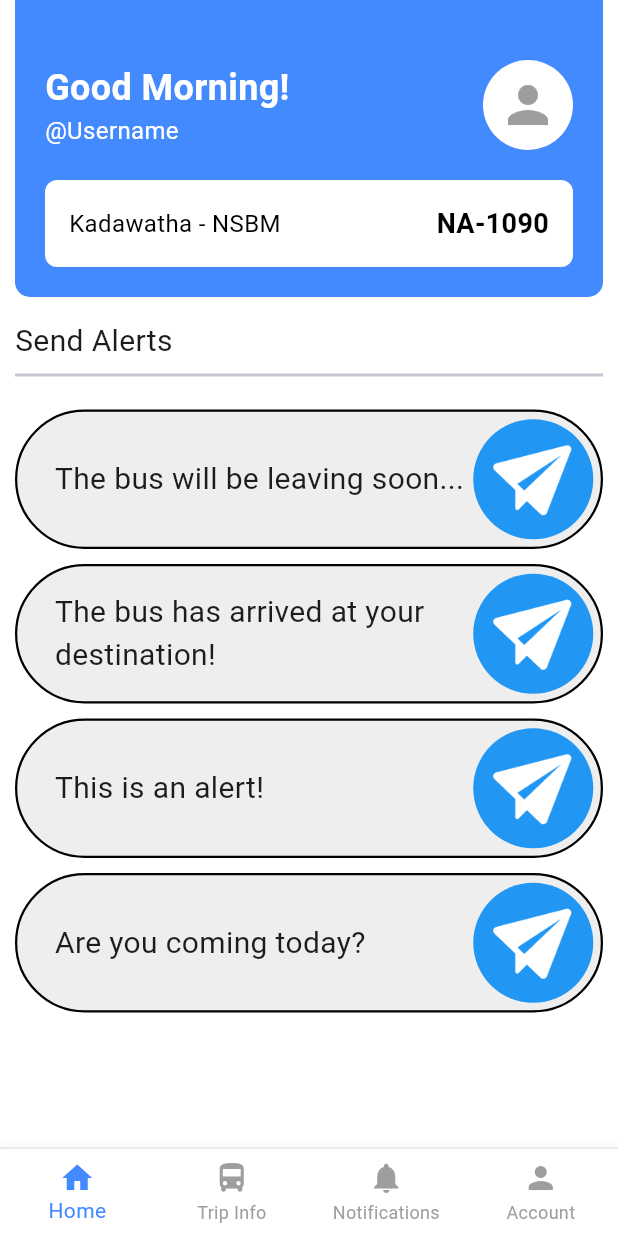
After one commit to ArvinFox/ShuttleMaster-Bus-Ticket-Booking-App, a Flutter app: the DriverMainLayoutScreen screen opened directly, on a phone screen of 412 x 824 dp. The commit adds this screen. Run offline on Flutter 3.47's test engine with Material 3 defaults, Android fonts, the phone set to English and light mode, and no system bars; our stand-ins replace cloud_firestore, firebase_core; missing offline and left inert: mailer, twilio_flutter; accounts and stored records are empty.

Commit message:
Created the driver's home screen UI design

```diff
--- /dev/null
+++ b/lib/components/custom_header.dart
@@ -0,0 +1,112 @@
+import 'package:flutter/material.dart';
+
+class CustomHeader extends StatelessWidget {
+  final String role;
+
+  const CustomHeader({super.key, required this.role});
+
+  @override
+  Widget build(BuildContext context) {
+    return Column(
+      children: [
+        Container(
+          padding: EdgeInsets.only(
+            top: 40,
+            left: 20,
+            right: 20,
+            bottom: 20,
+          ),
+          decoration: BoxDecoration(
+            color: Colors.blueAccent,
+            borderRadius: BorderRadius.only(
+              bottomLeft: Radius.circular(10),
+              bottomRight: Radius.circular(10),
+            ),
+          ),
+          child: Column(
+            crossAxisAlignment: CrossAxisAlignment.start,
+            children: [
+              Row(
+                mainAxisAlignment: MainAxisAlignment.spaceBetween,
+                children: [
+                  Column(
+                    crossAxisAlignment: CrossAxisAlignment.start,
+                    children: [
+                      Text(
+                        _getGreetingMessage(),
+                        style: TextStyle(
+                          color: Colors.white,
+                          fontSize: 24,
+                          fontWeight: FontWeight.bold,
+                        ),
+                      ),
+                      Text(
+                        "@Username",
+                        style: TextStyle(
+                          fontSize: 16,
+                          color: Colors.white,
+                        ),
+                      ),
+                    ],
+                  ),
+                  CircleAvatar(
+                    radius: 30,
+                    backgroundColor: Colors.white,
+                    child: Icon(
+                      Icons.person,
+                      color: Colors.grey,
+                      size: 40,
+                    ),
+                  ),
+                ],
+              ),
+              SizedBox(height: 20),
+              _buildInfoBox(),
+            ],
+          ),
+        ),
+      ],
+    );
+  }
+
+  Container _buildInfoBox() {
+    return Container(
+      padding: EdgeInsets.all(16),
+      decoration: BoxDecoration(
+        color: Colors.white,
+        borderRadius: BorderRadius.circular(8),
+      ),
+      child: Row(
+        mainAxisAlignment: MainAxisAlignment.spaceBetween,
+        children: [
+          Text(
+            role == 'driver' ? 'Kadawatha - NSBM' : 'Current Account Balance:',
+            style: TextStyle(
+              color: Colors.black,
+              fontSize: 16,
+            ),
+          ),
+          Text(
+            role == 'driver' ? 'NA-1090' : '500.00',
+            style: TextStyle(
+              color: Colors.black,
+              fontSize: 18,
+              fontWeight: FontWeight.bold,
+            ),
+          ),
+        ],
+      ),
+    );
+  }
+
+  String _getGreetingMessage() {
+    final hour = DateTime.now().hour;
+    if (hour >= 0 && hour < 12) {
+      return "Good Morning!";
+    } else if (hour >= 12 && hour < 16) {
+      return "Good Afternoon!";
+    } else {
+      return "Good Evening!";
+    }
+  }
+}
--- /dev/null
+++ b/lib/screens/driver/driver_home_screen.dart
@@ -0,0 +1,79 @@
+import 'package:flutter/material.dart';
+import 'package:shuttlemaster/components/custom_header.dart';
+
+class DriverHomeScreen extends StatelessWidget {
+  const DriverHomeScreen({super.key});
+
+  @override
+  Widget build(BuildContext context) {
+    return Scaffold(
+      backgroundColor: Colors.white,
+      body: SingleChildScrollView(
+        padding: EdgeInsets.only(
+          left: 10,
+          right: 10,
+          bottom: 35,
+        ),
+        child: Column(
+          crossAxisAlignment: CrossAxisAlignment.start,
+          children: [
+            CustomHeader(role: 'driver'),
+            SizedBox(height: 15,),
+
+            Text('Send Alerts', style: TextStyle(fontSize: 20),),
+            Divider(thickness: 2,),
+            SizedBox(height: 5,),
+
+            _buildAlertItem("The bus will be leaving soon..."),
+            _buildAlertItem("The bus has arrived at your destination!"),
+            _buildAlertItem("This is an alert!"),
+            _buildAlertItem("Are you coming today?"),
+
+          ],
+        )
+      )
+    );
+  }
+
+  Container _buildAlertItem(String alert) {
+    return Container(
+      // padding: EdgeInsets.symmetric(vertical: 20, horizontal: 20),
+      margin:EdgeInsets.only(top: 10),
+      padding: EdgeInsets.only(left: 25),
+      decoration: BoxDecoration(
+        color: Colors.grey[200],
+        border: Border.all(color: Colors.black, width: 1.5),
+        borderRadius: BorderRadius.circular(50),
+
+
+      ),
+      child: Row(
+        children: [
+          Expanded(
+            child: Text(
+              // 'The bus should be driven rn...',
+              alert,
+              style: TextStyle(fontSize: 20)
+            )
+          ),
+          // SizedBox(width: 10,)
+          Container(
+            height: 80,
+            width: 80,
+            margin: EdgeInsets.all(5),
+            decoration: BoxDecoration(
+              borderRadius: BorderRadius.circular(50),
+              color: Colors.blue,
+
+            ),
+            child: Padding(
+              padding: const EdgeInsets.all(8.0),
+              child: Image.asset("assets/icons/send.png",),
+            )
+
+          )
+        ],
+      ),
+    );
+  }
+}
--- /dev/null
+++ b/lib/screens/driver/driver_main_layout_screen.dart
@@ -0,0 +1,74 @@
+import 'package:flutter/material.dart';
+import 'package:shuttlemaster/screens/driver/driver_home_screen.dart';
+import 'package:shuttlemaster/screens/driver/driver_notification_screen.dart';
+import 'package:shuttlemaster/screens/driver/profile_screen.dart';
+import 'package:shuttlemaster/screens/student/rides_screen.dart';
+
+class DriverMainLayoutScreen extends StatefulWidget {
+  const DriverMainLayoutScreen({super.key});
+
+  @override
+  _DriverMainLayoutScreenState createState() => _DriverMainLayoutScreenState();
+}
+
+class _DriverMainLayoutScreenState extends State<DriverMainLayoutScreen> {
+  int _selectedIndex = 0;
+
+  final List<Widget> _screens = [
+    DriverHomeScreen(),
+    RidesScreen(),
+    DriverNotificationScreen(), // Add Notification Page here
+    ProfileScreenDriver(),
+    // Add the other navigation screens here (Notifications, Account)
+  ];
+
+  void _onItemTapped(int index) {
+    setState(() {
+      _selectedIndex = index;
+    });
+  }
+
+  @override
+  Widget build(BuildContext context) {
+    return PopScope(
+      canPop: _selectedIndex == 0,
+      onPopInvokedWithResult: (didPop, result) {
+        if (!didPop) {
+          if (_selectedIndex != 0) {
+            setState(() {
+              _selectedIndex = 0;
+            });
+          }
+        }
+      },
+      child: Scaffold(
+        body: _screens[_selectedIndex],
+        bottomNavigationBar: Container(
+          decoration: BoxDecoration(
+            border: Border(
+              top: BorderSide(color: Colors.grey.shade200, width: 1),
+            ),
+          ),
+          child: BottomNavigationBar(
+            backgroundColor: Colors.white,
+            currentIndex: _selectedIndex,
+            onTap: _onItemTapped,
+            selectedItemColor: Colors.blueAccent,
+            unselectedItemColor: Colors.grey,
+            showSelectedLabels: true,
+            type: BottomNavigationBarType.fixed,
+            items: [
+              BottomNavigationBarItem(icon: Icon(Icons.home), label: "Home"),
+              BottomNavigationBarItem(
+                  icon: Icon(Icons.directions_bus), label: "Trip Info"),
+              BottomNavigationBarItem(
+                  icon: Icon(Icons.notifications), label: "Notifications"),
+              BottomNavigationBarItem(
+                  icon: Icon(Icons.person), label: "Account"),
+            ],
+          ),
+        ),
+      ),
+    );
+  }
+}
--- /dev/null
+++ b/lib/screens/driver/driver_notification_screen.dart
@@ -0,0 +1,10 @@
+import 'package:flutter/material.dart';
+
+class DriverNotificationScreen extends StatelessWidget {
+  const DriverNotificationScreen({super.key});
+
+  @override
+  Widget build(BuildContext context) {
+    return Scaffold();
+  }
+}
--- a/lib/screens/student/home_screen.dart
+++ b/lib/screens/student/home_screen.dart
@@ -1,4 +1,5 @@
 import 'package:flutter/material.dart';
+import 'package:shuttlemaster/components/custom_header.dart';
 
 class HomeScreen extends StatelessWidget {
   const HomeScreen({super.key});
@@ -17,7 +18,7 @@ class HomeScreen extends StatelessWidget {
           ),
           child: Column(
             children: [
-              _buildHeader(),
+              CustomHeader(role: 'student'),
               _buildMyRides(),
               _buildQuickAccessGrid(context),
             ],
@@ -25,107 +26,6 @@ class HomeScreen extends StatelessWidget {
         ),
       ),
     );
-  }
-
-  Widget _buildHeader() {
-    return Column(
-      children: [
-        Container(
-          padding: EdgeInsets.only(
-            top: 40,
-            left: 20,
-            right: 20,
-            bottom: 20,
-          ),
-          decoration: BoxDecoration(
-            color: Colors.blueAccent,
-            borderRadius: BorderRadius.only(
-              bottomLeft: Radius.circular(10),
-              bottomRight: Radius.circular(10),
-            ),
-          ),
-          child: Column(
-            crossAxisAlignment: CrossAxisAlignment.start,
-            children: [
-              Row(
-                mainAxisAlignment: MainAxisAlignment.spaceBetween,
-                children: [
-                  Column(
-                    crossAxisAlignment: CrossAxisAlignment.start,
-                    children: [
-                      Text(
-                        _getGreetingMessage(),
-                        style: TextStyle(
-                          color: Colors.white,
-                          fontSize: 24,
-                          fontWeight: FontWeight.bold,
-                        ),
-                      ),
-                      Text(
-                        "@Username",
-                        style: TextStyle(
-                          fontSize: 16,
-                          color: Colors.white,
-                        ),
-                      ),
-                    ],
-                  ),
-                  CircleAvatar(
-                    radius: 30,
-                    backgroundColor: Colors.white,
-                    child: Icon(
-                      Icons.person,
-                      color: Colors.grey,
-                      size: 40,
-                    ),
-                  ),
-                ],
-              ),
-              SizedBox(height: 20),
-
-              Container(
-                padding: EdgeInsets.all(16),
-                decoration: BoxDecoration(
-                  color: Colors.white,
-                  borderRadius: BorderRadius.circular(8),
-                ),
-                child: Row(
-                  mainAxisAlignment: MainAxisAlignment.spaceBetween,
-                  children: [
-                    Text(
-                      "Current Account Balance:",
-                      style: TextStyle(
-                        color: Colors.black,
-                        fontSize: 16,
-                      ),
-                    ),
-                    Text(
-                      "500.00",
-                      style: TextStyle(
-                        color: Colors.black,
-                        fontSize: 18,
-                        fontWeight: FontWeight.bold,
-                      ),
-                    ),
-                  ],
-                ),
-              ),
-            ],
-          ),
-        ),
-      ],
-    );
-  }
-
-  String _getGreetingMessage() {
-    final hour = DateTime.now().hour;
-    if (hour >= 0 && hour < 12) {
-      return "Good Morning!";
-    } else if (hour >= 12 && hour < 16) {
-      return "Good Afternoon!";
-    } else {
-      return "Good Evening!";
-    }
   }
 
   Widget _buildMyRides() {
```
Also changed, not shown: assets/icons/send.png (added), 125 other files.
